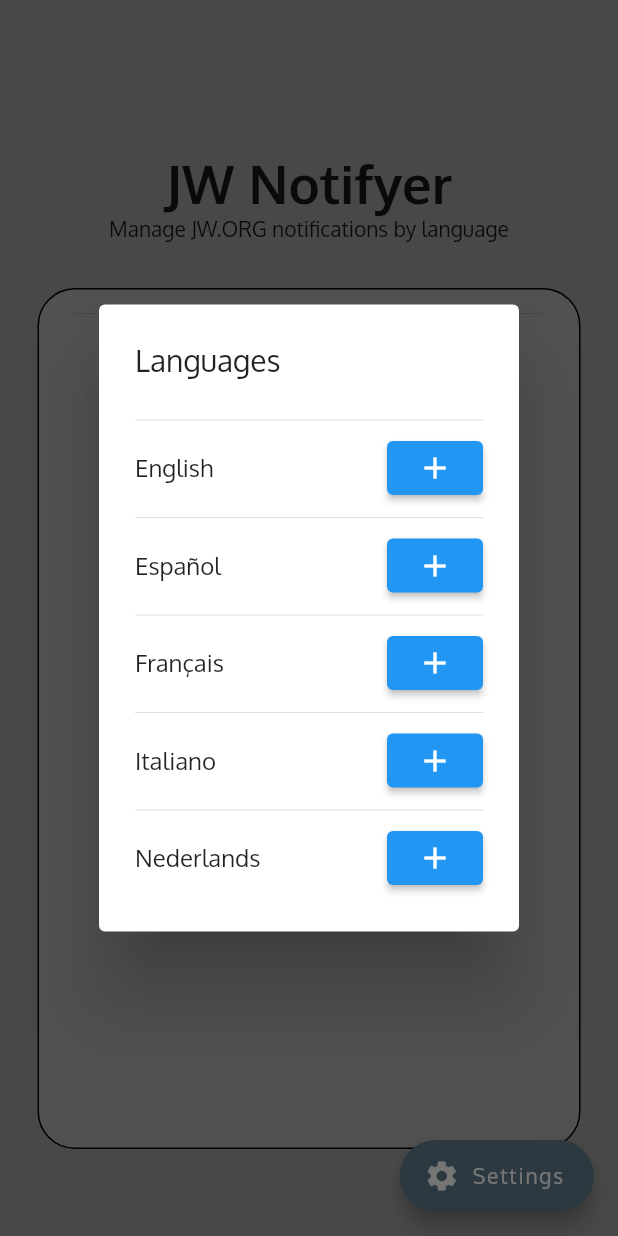
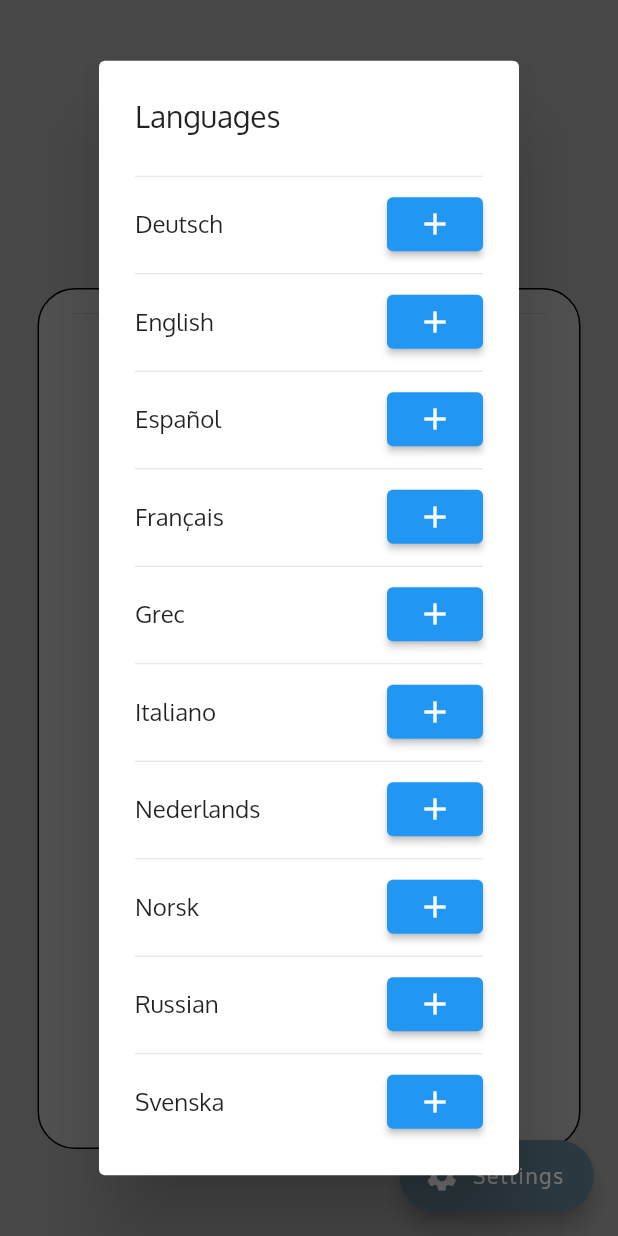
Before and after one commit to Teckinfor/JWNotifyer, a Flutter app: the screen it shows after launch, after a tap on "Add a language", on a phone screen of 412 x 824 dp. Run offline on Flutter 3.47's test engine with Material 2 defaults, Android fonts, the phone set to English and light mode, and no system bars; our stand-ins replace device_info_plus, flutter_local_notifications; missing offline and left inert: flutter_background_service, flutter_background_service_android, requests.

Commit message:
Update available languages

```diff
--- a/jwnotifyer/lib/check_content.dart
+++ b/jwnotifyer/lib/check_content.dart
@@ -19,7 +19,12 @@ class Fetcher {
     "Español": "ES",
     "English": "EN",
     "Italiano": "IT",
-    "Nederlands": "ND"
+    "Nederlands": "NL",
+    "Deutsch": "DE",
+    "Svenska": "SV",
+    "Norsk": "NO",
+    "Grec": "EL",
+    "Russian": "RU",
   };
 
   set setInitial(String newInitial) {
--- a/jwnotifyer/lib/homepage.dart
+++ b/jwnotifyer/lib/homepage.dart
@@ -158,6 +158,8 @@ class _HomePageState extends State<HomePage> {
                             };
                             supportedLanguages[language] =
                                 supportedLanguages[language] ? false : true;
+                            Navigator.of(context, rootNavigator: true)
+                                .pop('dialog');
                           });
                         },
                         child: const Icon(Icons.add),
@@ -241,7 +243,8 @@ class _HomePageState extends State<HomePage> {
           onPressed: () {
             showDialog(
                 context: context,
-                builder: (BuildContext context) {
+                builder: (context) {
+                  return StatefulBuilder(builder: (context, setState) {
                     return AlertDialog(
                         title: const Text("Languages"),
                         content: SingleChildScrollView(
@@ -250,6 +253,7 @@ class _HomePageState extends State<HomePage> {
                                 children: allLanguageList(
                                     supportedLanguages: supportedLanguages,
                                     languageFields: languageFields))));
+                  });
                 });
           },
           style: ButtonStyle(
```
Lines whose indentation alone changed are shown as unchanged.
